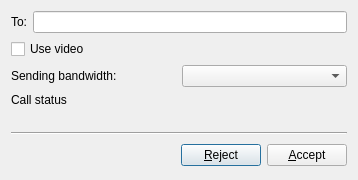
Qt form src/avcall/call.ui (psi-im/psi) before a commit.
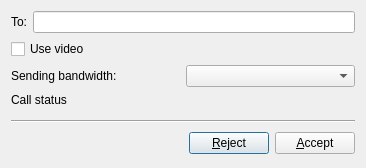
The same form after that commit. Custom widgets are drawn as their Qt base class.

Commit message: Make scalable video area for video calls.

Patch:
```diff
--- a/src/avcall/call.ui
+++ b/src/avcall/call.ui
@@ -1,20 +1,20 @@
 <ui version="4.0" >
  <class>Call</class>
- <widget class="QDialog" name="Call" >
-  <property name="geometry" >
+ <widget class="QDialog" name="Call">
+  <property name="geometry">
    <rect>
     <x>0</x>
     <y>0</y>
-    <width>354</width>
-    <height>180</height>
+    <width>366</width>
+    <height>161</height>
    </rect>
   </property>
   <property name="windowTitle" >
    <string>Dialog</string>
   </property>
-  <layout class="QVBoxLayout" >
+  <layout class="QVBoxLayout" name="verticalLayout">
    <item>
-    <layout class="QHBoxLayout" >
+    <layout class="QHBoxLayout">
      <item>
       <widget class="QLabel" name="lb_to" >
        <property name="text" >
@@ -23,69 +23,74 @@
       </widget>
      </item>
      <item>
-      <widget class="QLineEdit" name="le_to" />
+      <widget class="QLineEdit" name="le_to"/>
      </item>
     </layout>
    </item>
    <item>
-    <widget class="QCheckBox" name="ck_useVideo" >
-     <property name="text" >
+    <widget class="QCheckBox" name="ck_useVideo">
+     <property name="text">
       <string>Use video</string>
      </property>
     </widget>
    </item>
    <item>
-    <layout class="QHBoxLayout" >
+    <layout class="QHBoxLayout">
      <item>
-      <widget class="QLabel" name="lb_bandwidth" >
-       <property name="text" >
+      <widget class="QLabel" name="lb_bandwidth">
+       <property name="text">
         <string>Sending bandwidth:</string>
        </property>
       </widget>
      </item>
      <item>
-      <widget class="QComboBox" name="cb_bandwidth" />
+      <widget class="QComboBox" name="cb_bandwidth"/>
      </item>
     </layout>
    </item>
    <item>
-    <widget class="QLabel" name="lb_status" >
-     <property name="text" >
+    <widget class="QLabel" name="lb_status">
+     <property name="text">
       <string>Call status</string>
      </property>
     </widget>
    </item>
    <item>
-    <spacer>
-     <property name="orientation" >
-      <enum>Qt::Vertical</enum>
+    <widget class="QLabel" name="fake_spacer">
+     <property name="sizePolicy">
+      <sizepolicy hsizetype="Preferred" vsizetype="Expanding">
+       <horstretch>0</horstretch>
+       <verstretch>0</verstretch>
+      </sizepolicy>
      </property>
-     <property name="sizeHint" >
-      <size>
-       <width>336</width>
-       <height>16</height>
-      </size>
+     <property name="font">
+      <font>
+       <pointsize>1</pointsize>
+      </font>
      </property>
-    </spacer>
+     <property name="text">
+      <string/>
+     </property>
+    </widget>
    </item>
    <item>
-    <widget class="Line" name="line" >
-     <property name="orientation" >
+    <widget class="Line" name="line">
+     <property name="orientation">
       <enum>Qt::Horizontal</enum>
      </property>
     </widget>
    </item>
    <item>
-    <layout class="QHBoxLayout" >
+    <layout class="QHBoxLayout">
      <item>
       <widget class="BusyWidget" native="1" name="busy" />
      </item>
      <item>
       <spacer>
-       <property name="orientation" >
+       <property name="orientation">
         <enum>Qt::Horizontal</enum>
        </property>
-       <property name="sizeHint" >
+       <property name="sizeHint" stdset="0">
         <size>
          <width>111</width>
          <height>28</height>
@@ -94,15 +99,15 @@
       </spacer>
      </item>
      <item>
-      <widget class="QPushButton" name="pb_reject" >
-       <property name="text" >
+      <widget class="QPushButton" name="pb_reject">
+       <property name="text">
         <string>&amp;Reject</string>
        </property>
       </widget>
      </item>
      <item>
-      <widget class="QPushButton" name="pb_accept" >
-       <property name="text" >
+      <widget class="QPushButton" name="pb_accept">
+       <property name="text">
         <string>&amp;Accept</string>
        </property>
       </widget>
```
Left out of the diff: 11 changed lines with no effect on the pictures. The commit also changes 1 other file.
